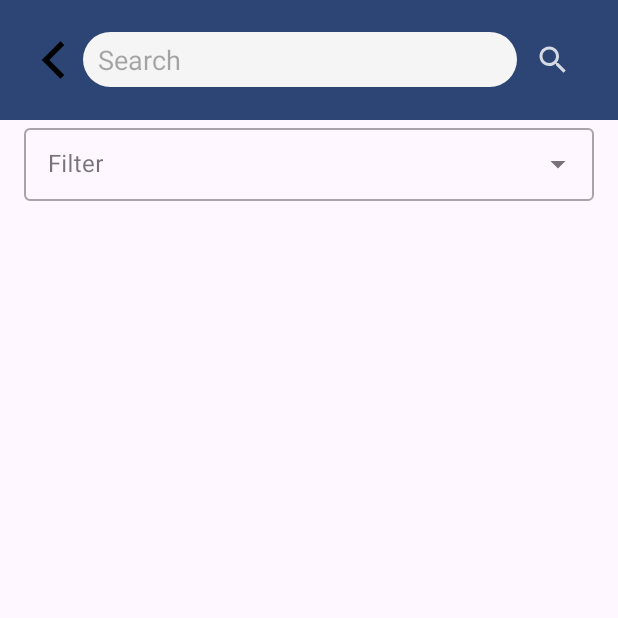
After one commit to jjheon0614/Froyo, an Android app: the SearchActivity screen opened directly, with no data from a screen before it, on a phone screen of 412 x 824 dp, the top half of it. The commit adds this screen. Run offline under Robolectric (Android 15) with nearby library versions, the phone set to English and light mode, and no system bars; our stand-ins replace Firebase (no records; nobody signed in at launch, a user with empty details on screens opened directly); pictures from the network do not load.

Commit message:
Updated the latest filter (without Date testing)

```diff
--- /dev/null
+++ b/app/src/main/java/com/example/froyo/SearchActivity.java
@@ -0,0 +1,398 @@
+package com.example.froyo;
+
+import androidx.annotation.Nullable;
+import androidx.appcompat.app.AppCompatActivity;
+import androidx.recyclerview.widget.LinearLayoutManager;
+import androidx.recyclerview.widget.RecyclerView;
+
+import android.app.DatePickerDialog;
+import android.content.Intent;
+import android.os.Bundle;
+import android.util.Log;
+import android.view.View;
+import android.widget.AdapterView;
+import android.widget.ArrayAdapter;
+import android.widget.AutoCompleteTextView;
+import android.widget.Button;
+import android.widget.DatePicker;
+import android.widget.EditText;
+import android.widget.ImageButton;
+import android.widget.LinearLayout;
+import android.widget.TextView;
+import android.widget.Toast;
+
+import com.google.android.material.textfield.TextInputLayout;
+import com.google.firebase.firestore.EventListener;
+import com.google.firebase.firestore.FirebaseFirestore;
+import com.google.firebase.firestore.FirebaseFirestoreException;
+import com.google.firebase.firestore.QueryDocumentSnapshot;
+import com.google.firebase.firestore.QuerySnapshot;
+
+import java.util.ArrayList;
+import java.util.Calendar;
+import java.util.Date;
+import java.util.Map;
+
+public class SearchActivity extends AppCompatActivity {
+    // Post data
+    private ArrayList<Post> allPosts;
+    private ArrayList<Post> filteredPosts;
+
+    // Filters and major tag selection
+    private final String [] filters = {"Posts", "Major Tags", "Tags", "Date"};
+    private String selectedFilter = "", selectedMajorTag = "", searchText = "", tagText = "";
+    AutoCompleteTextView filter, actvMajorTag;
+
+    TextInputLayout tilMajorTag;
+    ArrayAdapter<String> adapterFilterOptions, adapterMajorTag;
+
+    //Navigation buttons
+    ImageButton goBackNewsFeed, ibSearch;
+
+    // Other filters
+    TextView tvDateFrom, tvDateTo;
+    Button btnDateFrom, btnDateTo;
+    LinearLayout llDateFilter;
+    EditText etSearchText, etTag;
+
+    // Date range filter
+    private Calendar dateFrom, dateTo;
+    private DatePickerDialog datePickerDialog;
+
+    // Filtered post display
+    private RecyclerView searchRecyclerView;
+    private PostListViewAdapter postListViewAdapter;
+
+    @Override
+    protected void onCreate(Bundle savedInstanceState) {
+        super.onCreate(savedInstanceState);
+        setContentView(R.layout.activity_search);
+
+        // Initialize post arrays
+        allPosts = new ArrayList<>();
+        filteredPosts = new ArrayList<>();
+
+        // Initialize all components
+        filter = findViewById(R.id.actvFilterText);
+        goBackNewsFeed = findViewById(R.id.goBackNewsFeed);
+        searchRecyclerView = findViewById(R.id.searchRecycleView);
+        etSearchText = findViewById(R.id.etSearchText);
+        ibSearch = findViewById(R.id.ibSearch);
+        etTag = findViewById(R.id.etTags);
+        actvMajorTag = findViewById(R.id.actvMajorTag);
+        tilMajorTag = findViewById(R.id.tilMajorTag);
+        btnDateFrom = findViewById(R.id.btnDateFrom);
+        btnDateTo = findViewById(R.id.btnDateTo);
+        tvDateFrom = findViewById(R.id.tvDateFrom);
+        tvDateTo = findViewById(R.id.tvDateTo);
+        llDateFilter = findViewById(R.id.llDateFilter);
+
+        // Set visibility to be gone
+        llDateFilter.setVisibility(View.GONE);
+        etTag.setVisibility(View.GONE);
+        tilMajorTag.setVisibility(View.GONE);
+
+        // Get intent
+        Intent intent = getIntent();
+        String userId = intent.getStringExtra("userId");
+        String email = intent.getStringExtra("email");
+
+        // Retrieve data from Firestore
+        getData();
+
+        // Setup goBackNewsFeed button
+        goBackNewsFeed.setOnClickListener(new View.OnClickListener() {
+            @Override
+            public void onClick(View v) {
+                Intent intent = new Intent(SearchActivity.this, PostActivity.class);
+                intent.addFlags(Intent.FLAG_ACTIVITY_CLEAR_TOP);
+                intent.putExtra("userId", userId);
+                intent.putExtra("email", email);
+                startActivity(intent);
+                finish();
+            }
+        });
+
+        // Setup filter system
+        adapterFilterOptions = new ArrayAdapter<>(this, R.layout.list_item, filters);
+        filter.setAdapter(adapterFilterOptions);
+        filter.setOnItemClickListener(new AdapterView.OnItemClickListener() {
+            @Override
+            public void onItemClick(AdapterView<?> adapterView, View view, int position, long id) {
+                selectedFilter = adapterView.getItemAtPosition(position).toString();
+                Toast.makeText(SearchActivity.this, "Selected Filter: " + selectedFilter, Toast.LENGTH_SHORT).show();
+
+                if(selectedFilter.equals("Major Tags")){
+                    llDateFilter.setVisibility(View.GONE);
+                    etTag.setVisibility(View.GONE);
+                    tilMajorTag.setVisibility(View.VISIBLE);
+                }
+                else if(selectedFilter.equals("Tags")){
+                    llDateFilter.setVisibility(View.GONE);
+                    tilMajorTag.setVisibility(View.GONE);
+                    etTag.setVisibility(View.VISIBLE);
+                }
+                else if(selectedFilter.equals("Date")){
+                    llDateFilter.setVisibility(View.VISIBLE);
+                    tilMajorTag.setVisibility(View.GONE);
+                    etTag.setVisibility(View.GONE);
+                }
+                else{
+                    llDateFilter.setVisibility(View.GONE);
+                    tilMajorTag.setVisibility(View.GONE);
+                    etTag.setVisibility(View.GONE);
+                }
+            }
+        });
+
+        // Setup RecyclerView
+        postListViewAdapter = new PostListViewAdapter(this);
+        searchRecyclerView.setAdapter(postListViewAdapter);
+        searchRecyclerView.setLayoutManager(new LinearLayoutManager(this));
+
+        // Setup Search system
+        ibSearch.setOnClickListener(new View.OnClickListener() {
+            @Override
+            public void onClick(View v) {
+                if(selectedFilter.equals("Major Tags")){
+                    if(selectedMajorTag.isEmpty()){
+                        Toast.makeText(SearchActivity.this, "Please select a major tag", Toast.LENGTH_SHORT).show();
+                    }
+                    else{
+                        searchText = etSearchText.getText().toString();
+                        filterMajorTags();
+                    }
+                }
+                else if(selectedFilter.equals("Tags")){
+                    if(etTag.getText().toString().isEmpty()){
+                        Toast.makeText(SearchActivity.this, "Please enter a tag", Toast.LENGTH_SHORT).show();
+                    }
+                    else{
+                        searchText = etSearchText.getText().toString();
+                        tagText = etTag.getText().toString();
+                        filterTags();
+                    }
+                }
+                else if(selectedFilter.equals("Date")){
+                    if (dateFrom == null || dateTo == null) {
+                        Toast.makeText(SearchActivity.this, "Please select a date range", Toast.LENGTH_SHORT).show();
+                    }
+                    else{
+                        searchText = etSearchText.getText().toString();
+                        filterDateRange();
+                    }
+                }
+                else if(selectedFilter.equals("Posts")){
+                    if(searchText.isEmpty()){
+                        Toast.makeText(SearchActivity.this, "Please enter a search text", Toast.LENGTH_SHORT).show();
+                    }
+                    else{
+                        searchText = etSearchText.getText().toString();
+                        filterPosts();
+                    }
+                }
+            }
+        });
+
+        // Setup major tag system
+        adapterMajorTag = new ArrayAdapter<>(this, R.layout.list_item, getResources().getStringArray(R.array.major_tags_array));
+        actvMajorTag.setAdapter(adapterMajorTag);
+        actvMajorTag.setOnItemClickListener(new AdapterView.OnItemClickListener() {
+            @Override
+            public void onItemClick(AdapterView<?> adapterView, View view, int position, long id) {
+                selectedMajorTag = adapterView.getItemAtPosition(position).toString();
+            }
+        });
+
+        // Setup date range system
+        btnDateFrom.setOnClickListener(new View.OnClickListener() {
+            @Override
+            public void onClick(View v) {
+                showDatePickerDialog(true);
+            }
+        });
+
+        btnDateTo.setOnClickListener(new View.OnClickListener() {
+            @Override
+            public void onClick(View v) {
+                showDatePickerDialog(false);
+            }
+        });
+    }
+
+    private void getData() {
+        // Fetch data from Firestore
+        FirebaseFirestore db = FirebaseFirestore.getInstance();
+        db.collection("posts").addSnapshotListener(new EventListener<QuerySnapshot>() {
+            @Override
+            public void onEvent(@Nullable QuerySnapshot value, @Nullable FirebaseFirestoreException error) {
+                if (error != null) {
+                    Log.e("FirestoreError", "Error getting documents", error);
+                    return;
+                }
+
+                allPosts.clear();
+
+                for (QueryDocumentSnapshot document : value) {
+                    Map<String, Object> dataMap = document.getData();
+                    if (dataMap != null) {
+                        // Parse Firestore document data into a Post object
+                        Post post = new Post();
+                        post.setId((String) dataMap.get("id"));
+                        post.setUserEmail((String) dataMap.get("username"));
+                        post.setMajorTag((String) dataMap.get("majorTag"));
+                        post.setContent((String) dataMap.get("content"));
+                        post.setImages((ArrayList<String>) dataMap.get("images"));
+                        post.setHashTag((ArrayList<String>) dataMap.get("hashTag"));
+                        post.setLikes(((Long) dataMap.get("likes")).intValue());
+                        post.setComments((ArrayList<String>) dataMap.get("comments"));
+
+                        // Add the Post object to the list
+                        allPosts.add(post);
+                    }
+                    else {
+                        Log.e("FirestoreError", "Document data is null");
+                    }
+                }
+
+                // After populating postsArrayList, set it to the adapter
+                postListViewAdapter.setPosts(allPosts);
+            }
+        });
+    }
+
+    private void updateFilteredPosts(){
+        if(filteredPosts.size() == 0){
+            Toast.makeText(SearchActivity.this, "No posts found", Toast.LENGTH_SHORT).show();
+            filteredPosts.addAll(allPosts);
+        }
+
+        // Update the adapter with the filtered data
+        postListViewAdapter = new PostListViewAdapter(this);
+        postListViewAdapter.setPosts(filteredPosts);
+        searchRecyclerView.setAdapter(postListViewAdapter);
+
+    }
+
+    private void filterPosts() {
+        // Filter the data based on the search text
+        filteredPosts.clear();
+
+        // Filter the data based on the search text
+        filteredPosts = new ArrayList<Post>();
+        for (Post aPost : allPosts) {
+            if (aPost.getContent().toLowerCase().contains(searchText.toLowerCase())) {
+                filteredPosts.add(aPost);
+            }
+        }
+        updateFilteredPosts();
+    }
+
+    private void filterMajorTags() {
+        // Filter the data based on the search text
+        filteredPosts.clear();
+
+        // Filter the data based on the search text and major tag
+        if(!searchText.isEmpty()){ // If search text is not empty, filter by both search text and major tag
+            for (Post post : allPosts) {
+                if (post.getContent().toLowerCase().contains(searchText.toLowerCase()) && post.getMajorTag().contains(selectedMajorTag)) {
+                    filteredPosts.add(post);
+                }
+            }
+        }
+        else {
+            for (Post post : allPosts) { // If search text is not empty, only filter by major tag
+                if (post.getMajorTag().contains(selectedMajorTag)) {
+                    filteredPosts.add(post);
+                }
+            }
+        }
+        updateFilteredPosts();
+    }
+
+    private void filterTags() {
+        // Filter the data based on the search text
+        filteredPosts.clear();
+        String [] tags = tagText.split(",");
+
+        // Filter the data based on the search text and tags
+        if(!searchText.isEmpty() && tags.length > 0) { // If search text is not empty and tags is not empty, filter by both search text and tags
+            for (Post post : allPosts) {
+                if (post.getContent().toLowerCase().contains(searchText.toLowerCase())) {
+                    checkTagInPost(tags, post);
+                }
+            }
+        }
+        // Filter the data based on the tags
+        else if (searchText.isEmpty() && tags.length > 0) { // If search text is empty and tags is not empty, filter by tags
+            for (Post post : allPosts) {
+                checkTagInPost(tags, post);
+            }
+        }
+        updateFilteredPosts();
+    }
+
+    private void checkTagInPost(String[] tags, Post post) {
+        for (String aTag : tags) {
+            if (post.getHashTag().contains(aTag.toLowerCase())) {
+                filteredPosts.add(post);
+                break;
+            }
+        }
+    }
+
+    private void filterDateRange() {
+        // Filter the data based on the search text
+        filteredPosts.clear();
+
+        if(!searchText.isEmpty()) { // If search text is not empty, filter by both search text and date range
+            for (Post post : allPosts) {
+                if (post.getContent().toLowerCase().contains(searchText.toLowerCase())) {
+                    checkDateInPost(post);
+                }
+            }
+        }
+        else { // If search text is empty, only filter by date range
+            for (Post post : allPosts) {
+                checkDateInPost(post);
+            }
+        }
+
+        updateFilteredPosts();
+    }
+
+    private void checkDateInPost(Post post) {
+        Date postDate = post.getDate().toDate();
+        Calendar postCalendar = Calendar.getInstance();
+        postCalendar.setTime(postDate);
+
+        if ((postCalendar.compareTo(dateFrom) >= 0) && (postCalendar.compareTo(dateTo) <= 0)) {
+            filteredPosts.add(post);
+        }
+    }
+
+    private void showDatePickerDialog(boolean isStartDate) {
+        final Calendar calendar = Calendar.getInstance();
+        int year = calendar.get(Calendar.YEAR);
+        int month = calendar.get(Calendar.MONTH);
+        int day = calendar.get(Calendar.DAY_OF_MONTH);
+
+        datePickerDialog = new DatePickerDialog(this, new DatePickerDialog.OnDateSetListener() {
+            @Override
+            public void onDateSet(DatePicker view, int year, int month, int dayOfMonth) {
+                if (isStartDate) {
+                    dateFrom = Calendar.getInstance();
+                    dateFrom.set(year, month, dayOfMonth);
+                    tvDateFrom.setText(String.format("%d/%d/%d", month + 1, dayOfMonth, year));
+                } else {
+                    dateTo = Calendar.getInstance();
+                    dateTo.set(year, month, dayOfMonth);
+
+                    tvDateTo.setText(String.format("%d/%d/%d", month + 1, dayOfMonth, year));
+                }
+            }
+        }, year, month, day);
+
+        datePickerDialog.show();
+    }
+}
--- /dev/null
+++ b/app/src/main/res/drawable/back_arrow.xml
@@ -0,0 +1,9 @@
+<vector xmlns:android="http://schemas.android.com/apk/res/android"
+    android:width="40dp"
+    android:height="40dp"
+    android:viewportWidth="512"
+    android:viewportHeight="512">
+  <path
+      android:fillColor="#FF000000"
+      android:pathData="M352,128.4l-32.3,-32.4l-159.7,160l0,0l0,0l159.7,160l32.3,-32.4l-127.3,-127.6z"/>
+</vector>
--- /dev/null
+++ b/app/src/main/res/layout/activity_search.xml
@@ -0,0 +1,195 @@
+<?xml version="1.0" encoding="utf-8"?>
+<LinearLayout xmlns:android="http://schemas.android.com/apk/res/android"
+    xmlns:app="http://schemas.android.com/apk/res-auto"
+    xmlns:tools="http://schemas.android.com/tools"
+    android:id="@+id/tint"
+    android:layout_width="match_parent"
+    android:layout_height="match_parent"
+    android:orientation="vertical">
+
+    <LinearLayout
+        android:layout_width="match_parent"
+        android:layout_height="wrap_content"
+        android:orientation="horizontal"
+        android:background="@color/titleBarColor"
+        android:gravity="center|start"
+        android:padding="20dp"
+        android:layout_gravity="center">
+
+
+        <ImageButton
+            android:id="@+id/goBackNewsFeed"
+            android:layout_width="30dp"
+            android:layout_height="35dp"
+            android:src="@drawable/back_arrow"
+            android:background="@android:color/transparent"
+            android:layout_gravity="center"
+            />
+
+        <EditText
+            android:id="@+id/etSearchText"
+            android:layout_width="wrap_content"
+            android:layout_height="wrap_content"
+            android:layout_marginStart="5dp"
+            android:layout_weight="10"
+            android:background="@drawable/rounded_rectangle"
+            android:ems="12"
+            android:hint="Search"
+            android:inputType="text"
+            android:paddingStart="10dp"
+            android:paddingLeft="5dp"
+            android:paddingTop="6dp"
+            android:paddingEnd="5dp"
+            android:paddingRight="5dp"
+            android:paddingBottom="6dp"/>
+
+        <ImageButton
+            android:id="@+id/ibSearch"
+            android:layout_width="40dp"
+            android:layout_height="40dp"
+            android:src="@drawable/search_icon"
+            android:background="@android:color/transparent"
+            android:layout_weight="2"/>
+
+
+    </LinearLayout>
+
+    <com.google.android.material.textfield.TextInputLayout
+        android:id="@+id/tilFilterText"
+        style="@style/Widget.MaterialComponents.TextInputLayout.OutlinedBox.Dense.ExposedDropdownMenu"
+        android:layout_width="match_parent"
+        android:layout_height="wrap_content"
+        android:layout_marginStart="16dp"
+        android:layout_marginEnd="16dp"
+        android:layout_marginBottom="16dp"
+        android:hint="Filter">
+
+        <AutoCompleteTextView
+            android:id="@+id/actvFilterText"
+            android:layout_width="match_parent"
+            android:layout_height="wrap_content"
+            android:inputType="none" />
+
+    </com.google.android.material.textfield.TextInputLayout>
+
+    <EditText
+        android:id="@+id/etTags"
+        android:layout_width="match_parent"
+        android:layout_height="wrap_content"
+        android:hint="Tags"
+        android:background="@drawable/rounded_rectangle"
+        android:backgroundTint="@color/blue"
+        android:textColorHint="@color/white"
+        android:paddingStart="15dp"
+        android:paddingBottom="10dp"
+        android:paddingTop="10dp"
+        android:paddingEnd="15dp"
+        android:layout_marginStart="15dp"
+        android:layout_marginEnd="15dp"
+        android:visibility="visible"/>
+
+    <com.google.android.material.textfield.TextInputLayout
+        android:id="@+id/tilMajorTag"
+        style="@style/Widget.MaterialComponents.TextInputLayout.OutlinedBox.Dense.ExposedDropdownMenu"
+        android:layout_width="match_parent"
+        android:layout_height="wrap_content"
+        android:layout_marginStart="15dp"
+        android:layout_marginEnd="15dp"
+        android:hint="Major Selection"
+        android:visibility="visible"
+        android:backgroundTint="@color/blue">
+
+        <AutoCompleteTextView
+            android:id="@+id/actvMajorTag"
+            android:layout_width="match_parent"
+            android:layout_height="wrap_content"
+            android:inputType="none"/>
+
+    </com.google.android.material.textfield.TextInputLayout>
+
+
+    <LinearLayout
+        android:id="@+id/llDateFilter"
+        android:layout_width="match_parent"
+        android:layout_height="wrap_content"
+        android:orientation="vertical"
+        android:layout_marginStart="15dp"
+        android:layout_marginEnd="15dp">
+
+        <LinearLayout
+            android:id="@+id/llDateRangeTitle"
+            android:layout_width="match_parent"
+            android:layout_height="wrap_content"
+            android:orientation="horizontal">
+
+            <TextView
+                android:id="@+id/tvDateRange"
+                android:layout_width="wrap_content"
+                android:layout_height="wrap_content"
+                android:text="Date Range: "
+                android:textSize="15sp"
+                android:layout_marginStart="15dp"
+                android:layout_marginEnd="15dp"
+                android:visibility="visible"
+                android:textStyle="bold"
+                android:layout_weight="1"
+                />
+
+            <TextView
+                android:id="@+id/tvDateFrom"
+                android:layout_width="wrap_content"
+                android:layout_height="wrap_content"
+                android:layout_marginEnd="15dp"
+                android:layout_weight="3"
+                android:text="from"
+                android:textSize="20sp" />
+
+            <TextView
+                android:id="@+id/tvDateTo"
+                android:layout_width="wrap_content"
+                android:layout_height="wrap_content"
+                android:text="to"
+                android:textSize="20sp"
+                android:layout_marginEnd="15dp"
+                android:layout_weight="3"/>
+        </LinearLayout>
+
+
+        <LinearLayout
+            android:id="@+id/llDateRange"
+            android:layout_width="match_parent"
+            android:layout_height="wrap_content"
+            android:orientation="horizontal"
+            android:layout_gravity="center">
+
+            <Button
+                android:id="@+id/btnDateFrom"
+                android:layout_width="0dp"
+                android:layout_height="wrap_content"
+                android:text="Date from"
+                android:layout_weight="1"
+                android:layout_marginStart="15dp"
+                android:layout_marginEnd="15dp"
+                android:backgroundTint="@color/blue"/>
+
+            <Button
+                android:id="@+id/btnDateTo"
+                android:layout_width="0dp"
+                android:layout_height="wrap_content"
+                android:text="Date to"
+                android:layout_weight="1"
+                android:layout_marginStart="15dp"
+                android:layout_marginEnd="15dp"
+                android:backgroundTint="@color/blue"/>
+        </LinearLayout>
+    </LinearLayout>
+
+
+    <androidx.recyclerview.widget.RecyclerView
+        android:id="@+id/searchRecycleView"
+        android:layout_width="match_parent"
+        android:layout_height="match_parent"
+        android:layout_below="@id/tilFilterText"
+        android:padding="10dp"/>
+
+</LinearLayout>
--- a/app/src/main/res/values/colors.xml
+++ b/app/src/main/res/values/colors.xml
@@ -13,4 +13,5 @@
     <color name="chatRoomColor">#d7e3ff</color>
     <color name="nonColor">#00FFFFFF</color>
     <color name="grayColor">#37000000</color>
+    <color name="titleBarColor">#2C4575</color>
 </resources>
```
Also changed, not shown: app/src/main/AndroidManifest.xml (+9 -5 lines), app/src/main/java/com/example/froyo/PostActivity.java (+16 -1 lines), app/src/main/res/layout/activity_post.xml (+37 -2 lines), app/src/main/res/layout/list_item.xml (added, +10 -0 lines).
